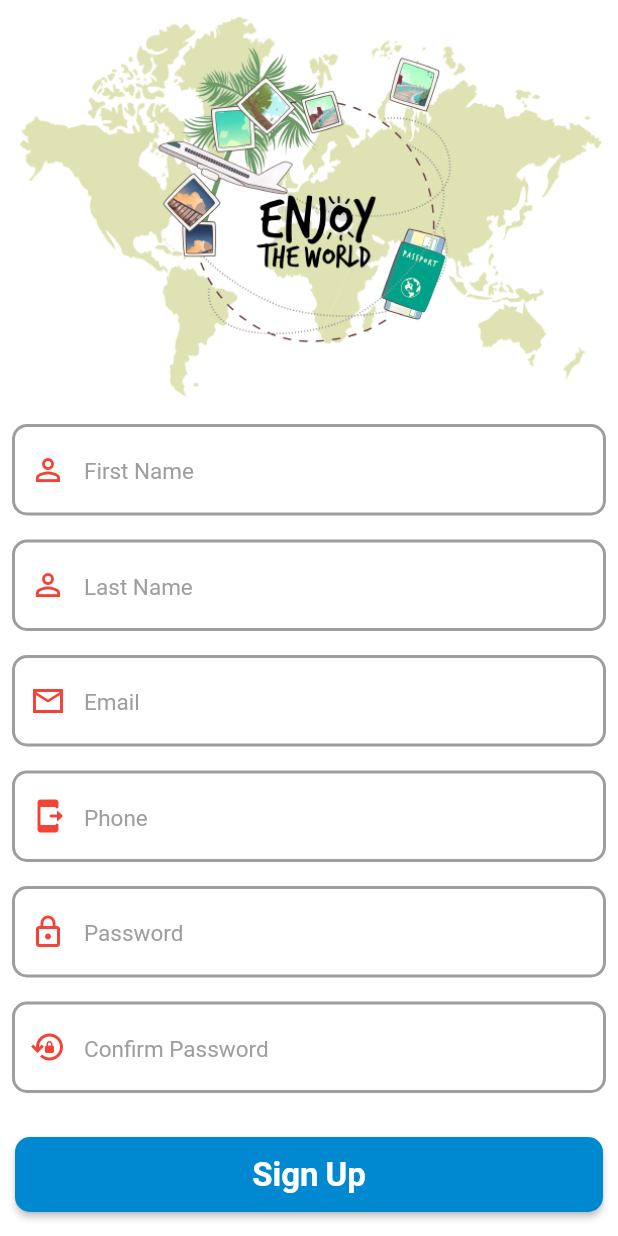
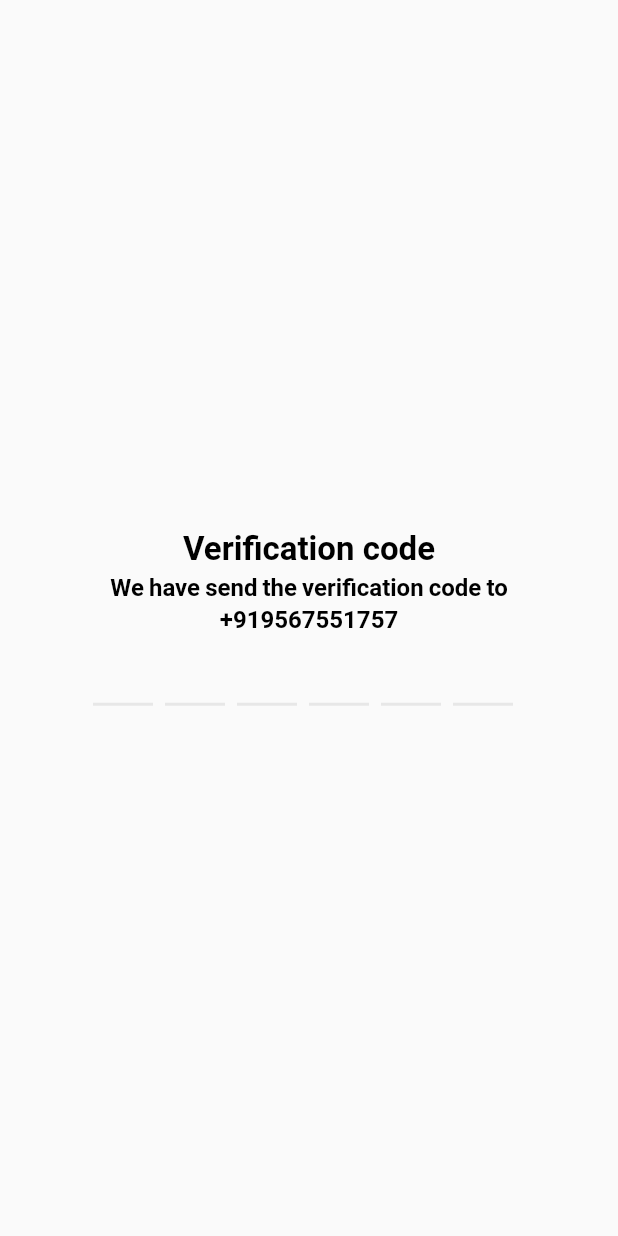
Before and after one commit to jishnup57/TravelApp, a Flutter app: the screen it shows after launch, on a phone screen of 412 x 824 dp. Run offline on Flutter 3.47's test engine with Material 2 defaults, Android fonts, the phone set to English and light mode, and no system bars; drawn by our look-alikes of flutter_otp_text_field; our stand-ins replace dio, get, google_fonts; Roboto replaces fonts that are missing (Ubuntu).

Commit message:
verification ui compleated

```diff
--- /dev/null
+++ b/lib/app/modules/otp/views/otp_view.dart
@@ -0,0 +1,41 @@
+import 'package:flutter/material.dart';
+import 'package:flutter_otp_text_field/flutter_otp_text_field.dart';
+
+import 'package:get/get.dart';
+import 'package:travel_aliga/app/utils/colors.dart';
+import 'package:travel_aliga/app/utils/style.dart';
+
+import '../controllers/otp_controller.dart';
+
+class OtpView extends GetView<OtpController> {
+  @override
+  Widget build(BuildContext context) {
+    return Scaffold(
+
+      body: Column(
+        mainAxisAlignment: MainAxisAlignment.center,
+        children: [
+          Text('Verification code',style: AppStyle.kWelcomeSmall.copyWith(fontSize: 22,color: AppColor.kBlackColor,),),
+          Text('We have send the verification code to',style: AppStyle.kLoginIntermedText,),
+          Text('+919567551757',style: AppStyle.kLoginIntermedText,),
+          OtpTextField(
+            numberOfFields: 6,
+            borderColor: AppColor.kPrimaryColor,
+            showFieldAsBox: false,
+            onCodeChanged: (String code) {},
+            onSubmit: (String verificationCode) {
+              showDialog(
+                  context: context,
+                  builder: (context) {
+                    return AlertDialog(
+                      title: Text("Verification Code"),
+                      content: Text('Code entered is $verificationCode'),
+                    );
+                  });
+            },
+          ),
+        ],
+      ),
+    );
+  }
+}
--- a/lib/app/modules/signup/views/signup_view.dart
+++ b/lib/app/modules/signup/views/signup_view.dart
@@ -1,3 +1,4 @@
+import 'package:flutter/cupertino.dart';
 import 'package:flutter/material.dart';
 import 'package:flutter/services.dart';
 import 'package:get/get.dart';
@@ -82,23 +83,29 @@ class SignupView extends StatelessWidget {
           )
         ],
       ),
-      floatingActionButton: ElevatedButton(
+      floatingActionButton: Visibility(
+        visible: MediaQuery.of(context).viewInsets.bottom==0,
+        child: Obx(
+          () =>
+           ElevatedButton(
             onPressed: () {
               controller.onSignupButton();
             },
-        child: Text(
+            child:controller.isLoading.isFalse? Text(
               'Sign Up',
               style: TextStyle(
                   fontSize: 22,
                   fontWeight: FontWeight.w700,
                   fontFamily: GoogleFonts.ubuntu().fontFamily),
-        ),
+            ):CupertinoActivityIndicator( color: AppColor.kWhiteColor,radius: 15,),
             style: ElevatedButton.styleFrom(
                 minimumSize: Size(width - 20, 50),
-            primary: Color(0xff0088d1),
+                primary: Color.fromARGB(255, 168, 172, 122),
                 shape: RoundedRectangleBorder(
                   borderRadius: BorderRadius.circular(10),
                 )),
+          ),
+        ),
       ),
       floatingActionButtonLocation: FloatingActionButtonLocation.centerFloat,
     );
--- a/lib/app/routes/app_routes.dart
+++ b/lib/app/routes/app_routes.dart
@@ -7,10 +7,12 @@ abstract class Routes {
   static const home = _Paths.home;
   static const signIn = _Paths.signIn;
   static const signUp = _Paths.signUp;
+  static const otp = _Paths.otp;
 }
 
 abstract class _Paths {
   static const home = '/home';
   static const signIn = '/signin';
   static const signUp = '/signup';
+  static const otp = '/otp';
 }
--- a/pubspec.yaml
+++ b/pubspec.yaml
@@ -12,6 +12,7 @@ dependencies:
     sdk: flutter
   dio: ^4.0.6
   google_fonts: ^3.0.1
+  flutter_otp_text_field: ^1.1.0+2
 
 dev_dependencies:
   flutter_lints: ^2.0.0
```
Also changed, not shown: lib/app/modules/otp/bindings/otp_binding.dart (added, +12 -0 lines), lib/app/modules/otp/controllers/otp_controller.dart (added, +20 -0 lines), lib/app/modules/signup/controllers/signup_controller.dart (+18 -6 lines), lib/app/routes/app_pages.dart (+8 -1 lines), pubspec.lock. Lines whose indentation alone changed are shown as unchanged.
